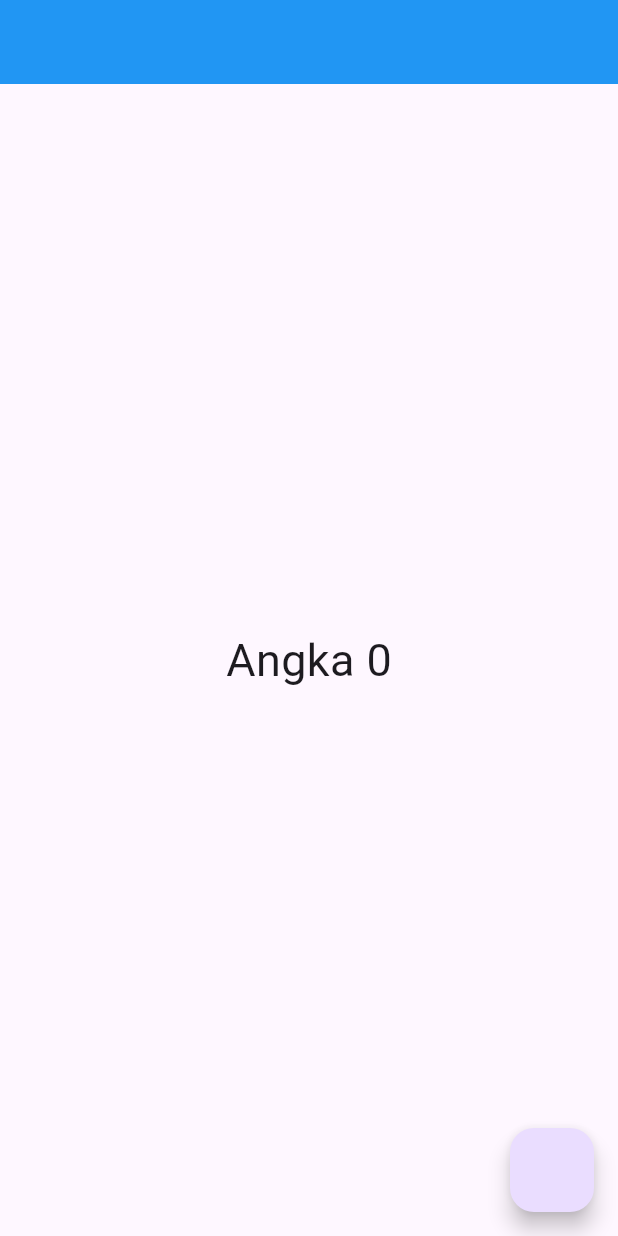
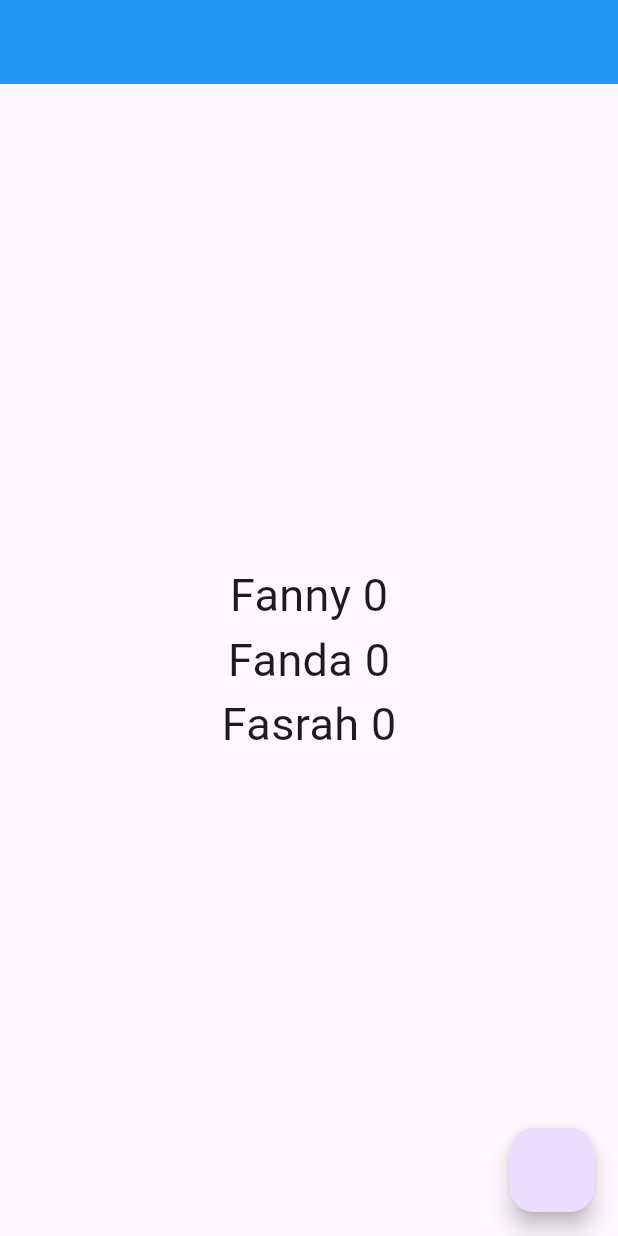
Before and after one commit to fannyHere/getX-for-me, a Flutter app: the screen it shows after launch, on a phone screen of 412 x 824 dp. Run offline on Flutter 3.47's test engine with Material 3 defaults, Android fonts, the phone set to English and light mode, and no system bars; our stand-ins replace get.

Commit message:
added uniq ID

```diff
--- a/lib/02_state_manager/02_REACTIVE_getX.dart
+++ b/lib/02_state_manager/02_REACTIVE_getX.dart
@@ -14,7 +14,7 @@ class Reactive_GetX extends StatelessWidget {
 }
 
 class reactive_GetX extends StatelessWidget {
-  // final CountC = Get.put(Reactive_CounterController());
+  final CountC = Get.put(Reactive_CounterController());
 
   @override
   Widget build(BuildContext context) {
--- a/lib/02_state_manager/02_SIMPEL_getbuilder.dart
+++ b/lib/02_state_manager/02_SIMPEL_getbuilder.dart
@@ -14,7 +14,7 @@ class Simple_GetBuilder extends StatelessWidget {
 }
 
 class simple_GetBuilder extends StatelessWidget {
-  final CountC = Get.put(Simpel_CounterController());
+  //final CountC = Get.put(Simpel_CounterController());
 
   @override
   Widget build(BuildContext context) {
@@ -25,7 +25,8 @@ class simple_GetBuilder extends StatelessWidget {
       body: Center(
         //diconsume hasil pemantauan obsnya di sini
         child: GetBuilder<Simpel_CounterController>(
-          // init: Simpel_CounterController(), //pengganti getput ==>> final CountC = Get.put(Simpel_CounterController());
+          init:
+              Simpel_CounterController(), //pengganti getput ==>> final CountC = Get.put(Simpel_CounterController());
           initState: (_) {},
           builder: (controller) {
             return Text(
@@ -39,7 +40,8 @@ class simple_GetBuilder extends StatelessWidget {
       ),
       floatingActionButton: FloatingActionButton(
         onPressed: () {
-          CountC.increment();
+          // CountC.increment(); //klo make cara final di atas
+          Get.find<Simpel_CounterController>().increment();
         },
       ),
     );
--- /dev/null
+++ b/lib/03_uniq_id/03_uniqID.dart
@@ -0,0 +1,92 @@
+import 'package:flutter/material.dart';
+import 'package:get/get.dart';
+
+class uniqID extends StatelessWidget {
+  @override
+  Widget build(BuildContext context) {
+    return GetMaterialApp(
+      debugShowCheckedModeBanner: false,
+      home: UniqID(),
+    );
+  }
+}
+
+class UniqID extends StatelessWidget {
+  //final CountC = Get.put(uniqidController());
+  //uniqID itu cuma ada di state manager SIMPLE using GetBuilder
+  //klomau cepet dan cuma ada perubahan di variabelnya pake OBX
+  //reactive setengah bisa pake GetX tapi dia ada beberapa parameter-parameternya
+  @override
+  Widget build(BuildContext context) {
+    return Scaffold(
+      appBar: AppBar(
+        backgroundColor: Colors.blue,
+      ),
+      body: Center(
+        child: Column(
+          mainAxisAlignment: MainAxisAlignment.center,
+          children: [
+            GetBuilder<uniqidController>(
+              id: "Fanny", //ini adalah uniq ID
+              init: uniqidController(),
+              initState: (_) {},
+              builder: (controller) {
+                return Text(
+                  "Fanny ${controller.countId}",
+                  style: TextStyle(
+                    fontSize: 30,
+                  ),
+                );
+              },
+            ),
+            GetBuilder<uniqidController>(
+              id: "Fanda", //ini adalah uniq ID
+              init: uniqidController(),
+              initState: (_) {},
+              builder: (controller) {
+                return Text(
+                  "Fanda ${controller.countId}",
+                  style: TextStyle(
+                    fontSize: 30,
+                  ),
+                );
+              },
+            ),
+            GetBuilder<uniqidController>(
+              id: "Fasrah", //ini adalah uniq ID
+              init: uniqidController(),
+              initState: (_) {},
+              builder: (controller) {
+                return Text(
+                  "Fasrah ${controller.countId}",
+                  style: TextStyle(
+                    fontSize: 30,
+                  ),
+                );
+              },
+            ),
+          ],
+        ),
+      ),
+      floatingActionButton: FloatingActionButton(
+        onPressed: () {
+          Get.find<uniqidController>().add();
+        },
+      ),
+    );
+  }
+}
+
+class uniqidController extends GetxController {
+  var countId = 0;
+
+  void add() {
+    countId++;
+    //update(); //pada awalnya si statenya tidak berubah sendirian
+    update([
+      "Fanny",
+      "Fanda",
+      "Fasrah"
+    ]); //pada akhirnya si statenya berubah sendirian
+  }
+}
--- a/lib/main.dart
+++ b/lib/main.dart
@@ -1,6 +1,5 @@
 import 'package:flutter/material.dart';
-
-import '02_state_manager/02_SIMPEL_getbuilder.dart';
+import '03_uniq_id/03_uniqID.dart';
 
 void main() {
   runApp(MyApp());
@@ -11,7 +10,7 @@ class MyApp extends StatelessWidget {
   Widget build(BuildContext context) {
     return MaterialApp(
       debugShowCheckedModeBanner: false,
-      home: Simple_GetBuilder(),
+      home: uniqID(),
     );
   }
 }
```
